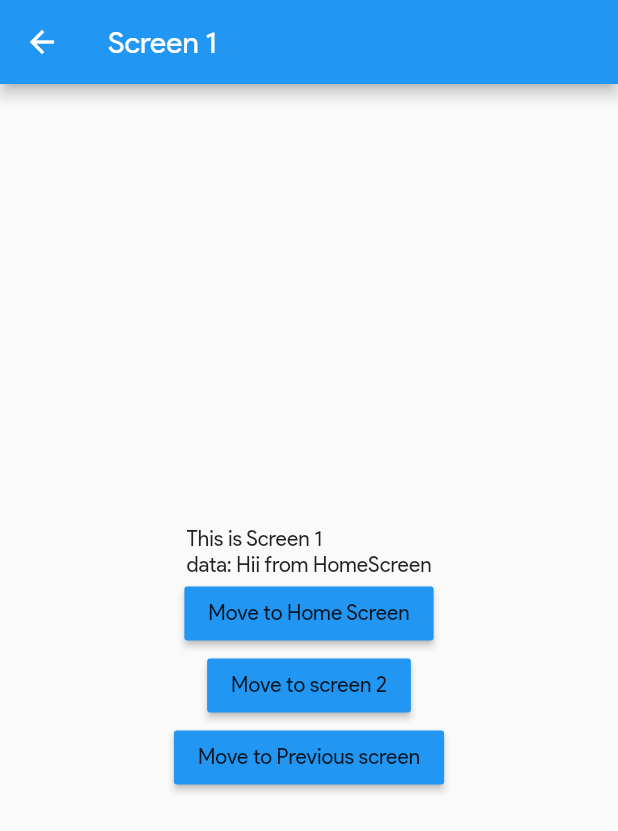
After one commit to madhavtripathi05/Flutter-Examples, a Flutter app: the HomeScreen screen opened by its route, after a tap on "Move to screen 1", on a phone screen of 412 x 824 dp. The commit adds this screen. Shown: the top 831 px of the screen. Run offline on Flutter 3.47's test engine with Material 2 defaults, Android fonts, the phone set to English and light mode, and no system bars; our stand-ins replace simple_animations.

Commit message:
uploaded Navigation demo

```diff
--- a/material_app/lib/main.dart
+++ b/material_app/lib/main.dart
@@ -1,4 +1,7 @@
 import 'package:flutter/material.dart';
+import 'package:material_app/screens/home_screen.dart';
+import 'package:material_app/screens/screen1.dart';
+import 'package:material_app/screens/screen2.dart';
 import 'package:material_app/widgets/stack_widget.dart';
 
 import './widgets/row_column.dart';
@@ -21,6 +24,7 @@ class MyApp extends StatelessWidget {
       //theme:
       theme: ThemeData(
         primaryColor: Colors.blue,
+        fontFamily: 'google'
       ),
 
       //our app will be loaded from here
@@ -29,8 +33,11 @@ class MyApp extends StatelessWidget {
       //routes to different screens
       routes: {
         /*if home not specified app will start from here*/
+        HomeScreen.routeName: (context) => HomeScreen(),
         RowColumn.routeName: (context) => RowColumn(),
         ScaffoldWidget.routeName: (context) => ScaffoldWidget(),
+        Screen1.routeName: (context) => Screen1(),
+        Screen2.routeName: (context) => Screen2(),
         SlidersDemo.routeName: (context) => SlidersDemo(),
         StackWidget.routeName: (context) => StackWidget(),
       },
--- /dev/null
+++ b/material_app/lib/screens/home_screen.dart
@@ -0,0 +1,46 @@
+import 'package:flutter/material.dart';
+import 'screen1.dart';
+import 'screen2.dart';
+
+class HomeScreen extends StatelessWidget {
+  /* this is optional, alternatively you can specify String
+     directly in Routes Table*/
+  static const routeName = '/HomeScreen';
+
+  @override
+  Widget build(BuildContext context) {
+    return Scaffold(
+      appBar: AppBar(
+        title: Text('Navigation Demo'),
+      ),
+      body: Center(
+        child: Column(
+          mainAxisAlignment: MainAxisAlignment.center,
+          children: [
+            Text('This is Home Screen'),
+            RaisedButton(
+              color: Colors.blue,
+              child: Text('Move to screen 1'),
+              //there are two methods
+              //1) using Navigator.push()
+              onPressed: () => Navigator.push(
+                  context,
+                  //suppose you want to initialize data present on another screen.
+                  MaterialPageRoute(
+                    builder: (context) => Screen1(
+                      data: 'Hii from HomeScreen',
+                    ),
+                  )),
+            ),
+            RaisedButton(
+              color: Colors.blue,
+              child: Text('Move to screen 2'),
+              //2) directly specify the name of Screen from Route Table
+              onPressed: () => Navigator.pushNamed(context, Screen2.routeName),
+            ),
+          ],
+        ),
+      ),
+    );
+  }
+}
--- /dev/null
+++ b/material_app/lib/screens/screen1.dart
@@ -0,0 +1,47 @@
+import 'package:flutter/material.dart';
+import 'home_screen.dart';
+import 'screen2.dart';
+
+class Screen1 extends StatelessWidget {
+  static const routeName = '/screen1';
+
+  final String data;
+  //initialing data obtained from previous screen
+  Screen1({this.data});
+
+  @override
+  Widget build(BuildContext context) {
+    return Scaffold(
+      appBar: AppBar(title: Text('Screen 1')),
+      body: Center(
+        child: Column(
+          mainAxisAlignment: MainAxisAlignment.center,
+          children: [
+            Text('This is Screen 1\ndata: $data'),
+            RaisedButton(
+              color: Colors.blue,
+              child: Text('Move to Home Screen'),
+              onPressed: () =>
+                  Navigator.pushNamed(context, HomeScreen.routeName),
+            ),
+            RaisedButton(
+              color: Colors.blue,
+              child: Text('Move to screen 2'),
+              // directly replace with specified location
+              // now you won't be able to get back to this screen
+              onPressed: () => Navigator.pushReplacementNamed(
+                  context, Screen2.routeName,
+                  arguments: 'Hii from Screen 1'),
+            ),
+            RaisedButton(
+              color: Colors.blue,
+              child: Text('Move to Previous screen'),
+              //getting back to previous screen
+              onPressed: () => Navigator.pop(context),
+            ),
+          ],
+        ),
+      ),
+    );
+  }
+}
--- /dev/null
+++ b/material_app/lib/screens/screen2.dart
@@ -0,0 +1,43 @@
+import 'package:flutter/material.dart';
+
+import 'home_screen.dart';
+import 'screen1.dart';
+
+class Screen2 extends StatelessWidget {
+  static const routeName = '/screen2';
+  @override
+  Widget build(BuildContext context) {
+    String argsData;
+    final args = ModalRoute.of(context).settings.arguments;
+    argsData = args.toString();
+
+    return Scaffold(
+      appBar: AppBar(title: Text('Screen 2')),
+      body: Center(
+        child: Column(
+          mainAxisAlignment: MainAxisAlignment.center,
+          children: [
+            Text('This is Screen 2' + '\nArgs Data: $argsData'),
+            RaisedButton(
+              color: Colors.blue,
+              child: Text('Move to Home Screen'),
+              onPressed: () =>
+                  Navigator.pushNamed(context, HomeScreen.routeName),
+            ),
+            RaisedButton(
+              color: Colors.blue,
+              child: Text('Move to screen 1'),
+              onPressed: () => Navigator.pushNamed(context, Screen1.routeName),
+            ),
+            RaisedButton(
+                color: Colors.blue,
+                child: Text('Move to Previous screen'),
+                /* this will directly take you to HomeScreen,
+                reason: we used pushReplacement from Screen1*/
+                onPressed: () => Navigator.pop(context)),
+          ],
+        ),
+      ),
+    );
+  }
+}
```
Also changed, not shown: material_app/lib/widgets/scaffold_widget.dart (+8 -1 lines), material_app/pubspec.yaml (+4 -4 lines), material_app/assets/fonts/google.ttf (added).
